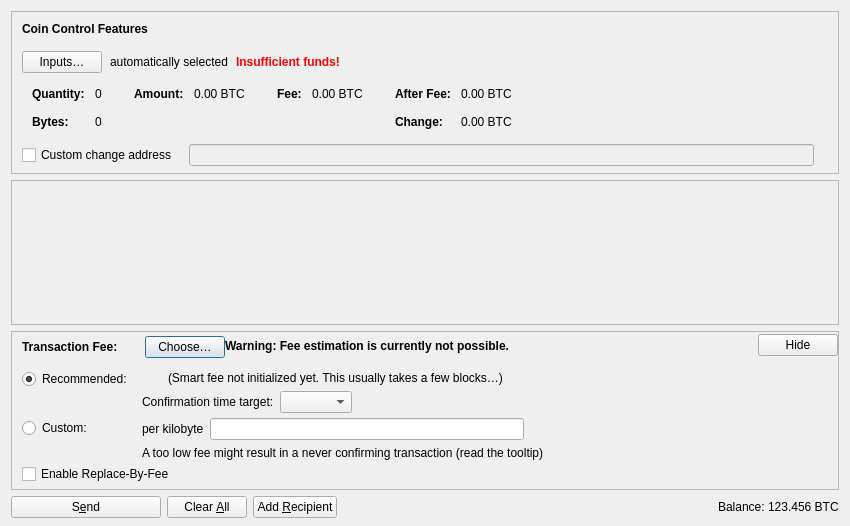
First picture: the form in src/qt/forms/sendcoinsdialog.ui, repository ant12334/Tortoisecoin, before the edit.
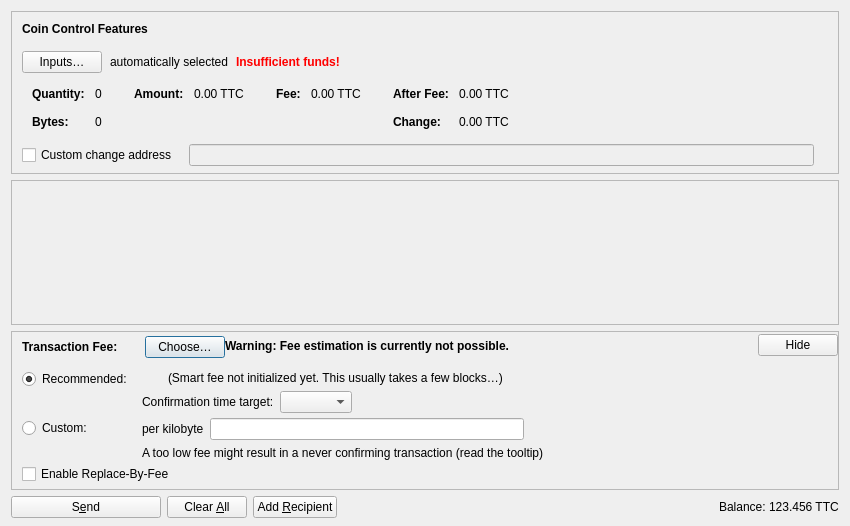
Second picture: the form after the edit. Icons and pictures are not drawn. Custom widgets are drawn as their Qt base class.

```diff
--- a/src/qt/forms/sendcoinsdialog.ui
+++ b/src/qt/forms/sendcoinsdialog.ui
@@ -327,7 +327,7 @@
                   <enum>Qt::ActionsContextMenu</enum>
                  </property>
                  <property name="text">
-                  <string notr="true">0.00 BTC</string>
+                  <string notr="true">0.00 TTC</string>
                  </property>
                  <property name="textInteractionFlags">
                   <set>Qt::LinksAccessibleByMouse|Qt::TextSelectableByKeyboard|Qt::TextSelectableByMouse</set>
@@ -378,7 +378,7 @@
                   <enum>Qt::ActionsContextMenu</enum>
                  </property>
                  <property name="text">
-                  <string notr="true">0.00 BTC</string>
+                  <string notr="true">0.00 TTC</string>
                  </property>
                  <property name="textInteractionFlags">
                   <set>Qt::LinksAccessibleByMouse|Qt::TextSelectableByKeyboard|Qt::TextSelectableByMouse</set>
@@ -432,7 +432,7 @@
                   <enum>Qt::ActionsContextMenu</enum>
                  </property>
                  <property name="text">
-                  <string notr="true">0.00 BTC</string>
+                  <string notr="true">0.00 TTC</string>
                  </property>
                  <property name="textInteractionFlags">
                   <set>Qt::LinksAccessibleByMouse|Qt::TextSelectableByKeyboard|Qt::TextSelectableByMouse</set>
@@ -461,7 +461,7 @@
                   <enum>Qt::ActionsContextMenu</enum>
                  </property>
                  <property name="text">
-                  <string notr="true">0.00 BTC</string>
+                  <string notr="true">0.00 TTC</string>
                  </property>
                  <property name="textInteractionFlags">
                   <set>Qt::LinksAccessibleByMouse|Qt::TextSelectableByKeyboard|Qt::TextSelectableByMouse</set>
@@ -1191,7 +1191,7 @@
           <cursorShape>IBeamCursor</cursorShape>
          </property>
          <property name="text">
-          <string notr="true">123.456 BTC</string>
+          <string notr="true">123.456 TTC</string>
          </property>
          <property name="textInteractionFlags">
           <set>Qt::LinksAccessibleByMouse|Qt::TextSelectableByKeyboard|Qt::TextSelectableByMouse</set>
```
